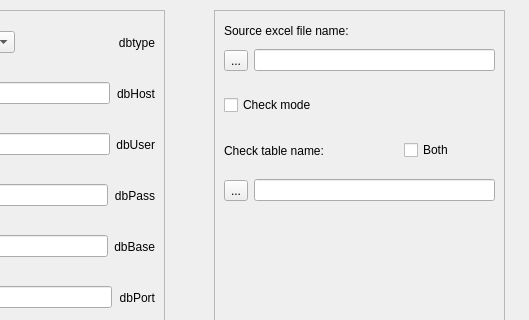
First picture: the form in GUI/gui_qt/wizard_page_1.ui, repository dmitry-pedchenko/Designer_Etl, before the edit; both pictures show x 136 to 665 and y 0 to 320 of the 665 by 432 pixel window.
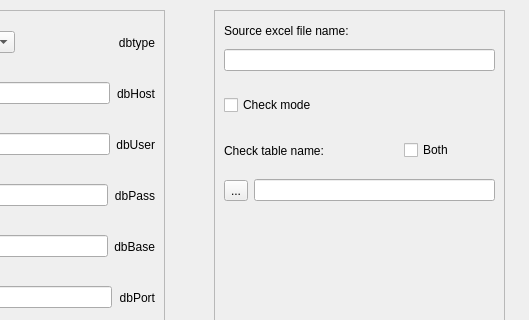
Second picture: the form after the edit.

Commit message: create Wizard

Patch:
```diff
--- a/GUI/gui_qt/wizard_page_1.ui
+++ b/GUI/gui_qt/wizard_page_1.ui
@@ -38,13 +38,6 @@
      </rect>
     </property>
     <layout class="QHBoxLayout" name="horizontalLayout_3">
-     <item>
-      <widget class="QToolButton" name="open_excel_file">
-       <property name="text">
-        <string>...</string>
-       </property>
-      </widget>
-     </item>
      <item>
       <widget class="QLineEdit" name="excelFileName">
        <property name="readOnly">
```
The commit also changes 22 other files.
